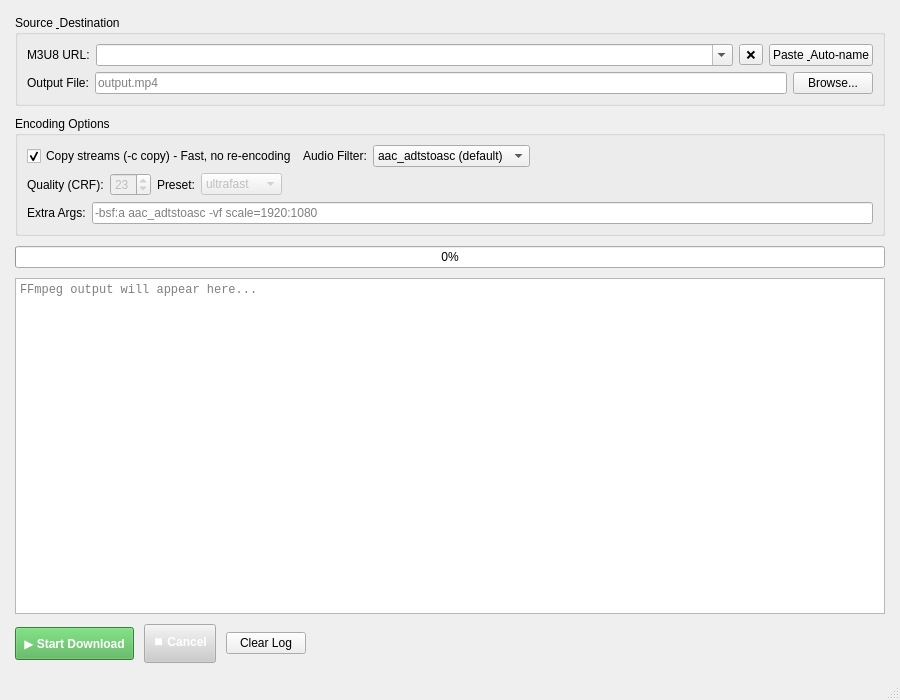
Qt form app2/mainwindow.ui (artthirt/video-donwloader-scripts) before a commit.
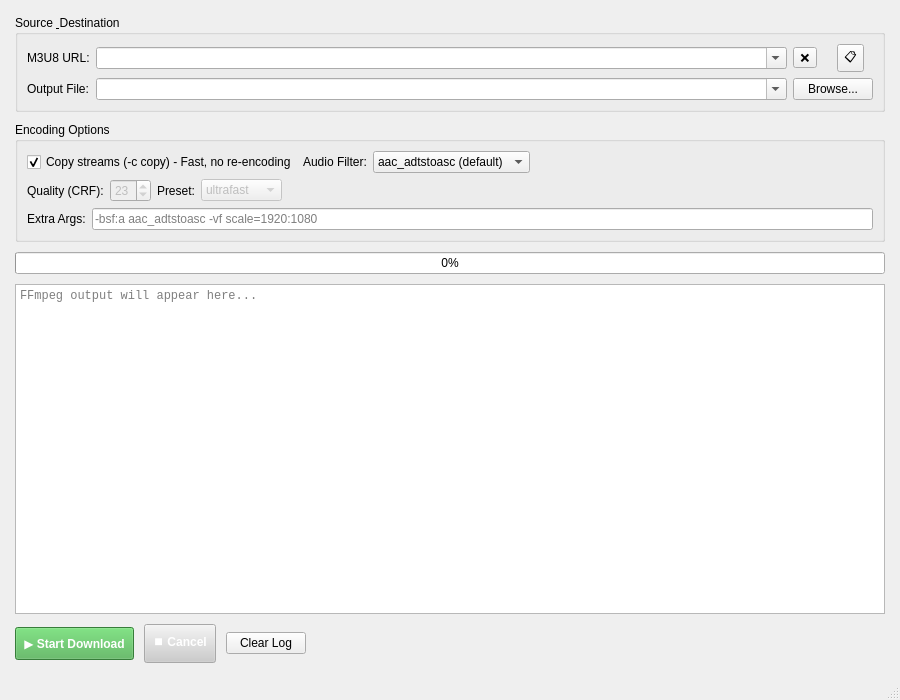
The same form after that commit. Custom widgets are drawn as their Qt base class.

The edit to the form file:
```diff
--- a/app2/mainwindow.ui
+++ b/app2/mainwindow.ui
@@ -43,15 +43,15 @@
       </property>
       <layout class="QVBoxLayout" name="verticalLayout_2">
        <item>
-        <layout class="QHBoxLayout" name="horizontalLayout">
-         <item>
+        <layout class="QGridLayout" name="gridLayout">
+         <item row="0" column="0">
           <widget class="QLabel" name="labelUrl">
            <property name="text">
             <string>M3U8 URL:</string>
            </property>
           </widget>
          </item>
-         <item>
+         <item row="0" column="1">
           <widget class="ComboWithPlaceholder" name="lineEditUrl">
            <property name="sizePolicy">
             <sizepolicy hsizetype="Expanding" vsizetype="Fixed">
@@ -67,7 +67,7 @@
            </property>
           </widget>
          </item>
-         <item>
+         <item row="0" column="2">
           <widget class="QToolButton" name="tbtClearListUrls">
            <property name="toolTip">
             <string>Clear list or urls</string>
@@ -77,35 +77,40 @@
            </property>
           </widget>
          </item>
-         <item>
-          <widget class="QPushButton" name="btnPaste">
-           <property name="toolTip">
-            <string>Paste URL from clipboard and auto-suggest filename</string>
-           </property>
-           <property name="text">
-            <string>Paste &amp; Auto-name</string>
-           </property>
-          </widget>
-         </item>
-        </layout>
-       </item>
-       <item>
-        <layout class="QHBoxLayout" name="horizontalLayout_2">
-         <item>
+         <item row="1" column="0">
           <widget class="QLabel" name="labelOutput">
            <property name="text">
             <string>Output File:</string>
            </property>
           </widget>
          </item>
-         <item>
-          <widget class="QLineEdit" name="lineEditOutput">
+         <item row="1" column="1">
+          <widget class="ComboWithPlaceholder" name="lineEditOutput">
+           <property name="sizePolicy">
+            <sizepolicy hsizetype="Expanding" vsizetype="Fixed">
+             <horstretch>0</horstretch>
+             <verstretch>0</verstretch>
+            </sizepolicy>
+           </property>
+           <property name="editable">
+            <bool>true</bool>
+           </property>
            <property name="placeholderText">
             <string>output.mp4</string>
            </property>
           </widget>
          </item>
-         <item>
+         <item row="0" column="3">
+          <widget class="QToolButton" name="tbtPastFromClipboard">
+           <property name="toolTip">
+            <string>Clear list or urls</string>
+           </property>
+           <property name="text">
+            <string>📋</string>
+           </property>
+          </widget>
+         </item>
+         <item row="1" column="2" colspan="2">
           <widget class="QPushButton" name="btnBrowse">
            <property name="text">
             <string>Browse...</string>
```
Left out of the diff: 6 changed lines with no effect on the pictures.
